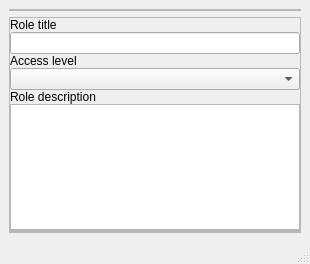
zwg3/Hotelier-desktop, file Views/AddRoleWindow.ui: the form before one commit.
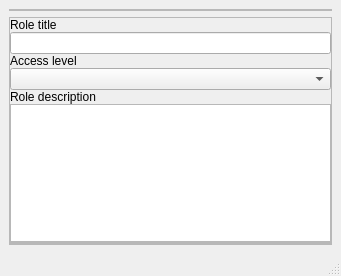
The form after the commit.

The edit to the form file:
```diff
--- a/Views/AddRoleWindow.ui
+++ b/Views/AddRoleWindow.ui
@@ -6,8 +6,8 @@
    <rect>
     <x>0</x>
     <y>0</y>
-    <width>310</width>
-    <height>264</height>
+    <width>341</width>
+    <height>276</height>
    </rect>
   </property>
   <property name="windowTitle">
```
Left out of the diff: 2 changed lines with no effect on the pictures.
